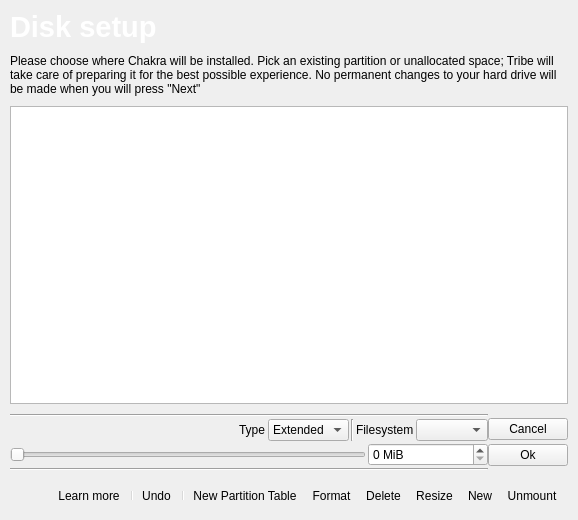
This is ui/tribePartition.ui in Inkane/Tribe as Qt 5 draws it before an edit. The edited form follows.
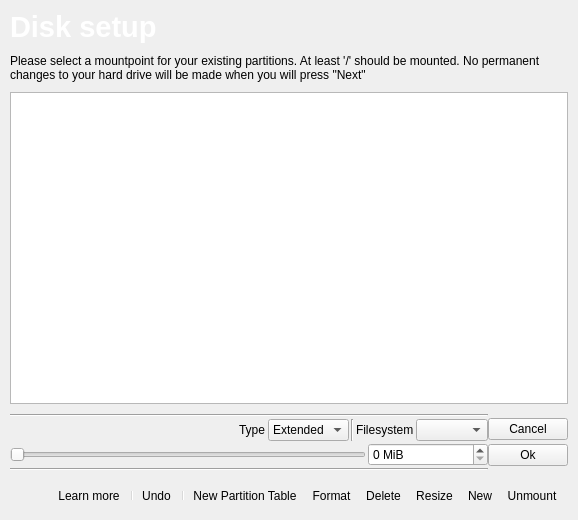
This is the edited form. Custom widgets are drawn as their Qt base class.

Commit message: more minor things.. time to find the grub stuff :/ i'm branching to start partitioner rework now.

```diff
--- a/ui/tribePartition.ui
+++ b/ui/tribePartition.ui
@@ -55,7 +55,7 @@
       </size>
      </property>
      <property name="text">
-      <string>Please choose where Chakra will be installed. Pick an existing partition or unallocated space; Tribe will take care of preparing it for the best possible experience. No permanent changes to your hard drive will be made when you will press &quot;Next&quot;</string>
+      <string>Please select a mountpoint for your existing partitions. At least '/' should be mounted. No permanent changes to your hard drive will be made when you will press &quot;Next&quot;</string>
      </property>
      <property name="scaledContents">
       <bool>true</bool>
```
The commit also changes 2 other files.
